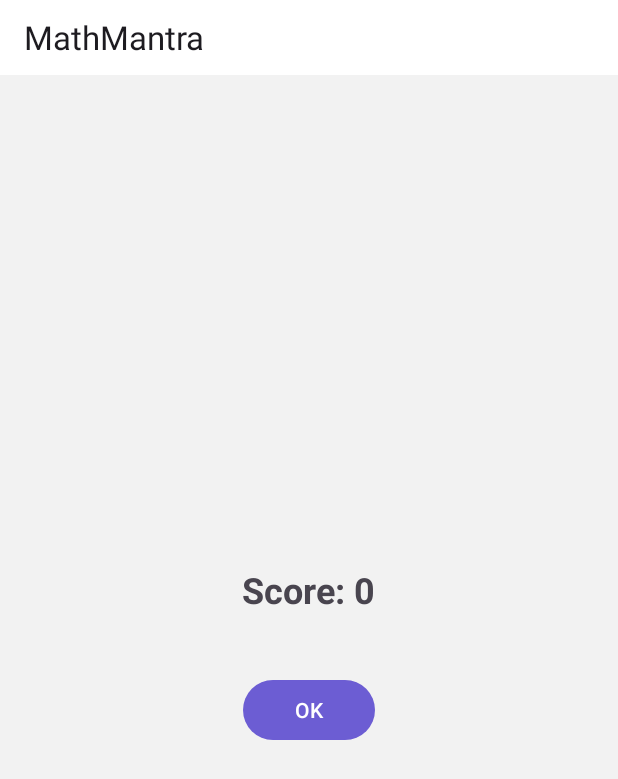
After one commit to shadil-rayyan/Math-Mantra, an Android app: the fragment EndScoreFragment placed in its activity, on a phone screen of 412 x 824 dp. The commit adds this screen. Shown: the top 779 px of the screen. Run offline under Robolectric (Android 15) with nearby library versions, the phone set to English and light mode, and no system bars.

Commit message:
feat(quickplay):added customtryagaindialog  showresultdialod end score fragement

```diff
--- /dev/null
+++ b/app/src/main/java/com/zendalona/mathsmanthra/utility/EndScoreFragment.kt
@@ -0,0 +1,80 @@
+package com.zendalona.mathsmanthra.ui
+
+import android.os.Bundle
+import android.os.Handler
+import android.os.Looper
+import android.view.*
+import androidx.activity.OnBackPressedCallback
+import androidx.fragment.app.Fragment
+import com.zendalona.mathsmanthra.databinding.FragmentEndScoreBinding
+
+class EndScoreFragment : Fragment() {
+
+    private var _binding: FragmentEndScoreBinding? = null
+    private val binding get() = _binding!!
+
+    private var score = 0
+    private var totalQuestions = 0
+    private var percentage = 0.0
+
+    private val handler = Handler(Looper.getMainLooper())
+    private val autoCloseRunnable = Runnable { goBack() }
+
+    override fun onCreate(savedInstanceState: Bundle?) {
+        super.onCreate(savedInstanceState)
+        setHasOptionsMenu(true)
+
+        arguments?.let {
+            score = it.getInt("score", 0).coerceAtLeast(0) // No negative score
+            totalQuestions = it.getInt("totalQuestions", 0)
+            percentage = it.getDouble("percentage", 0.0)
+        }
+
+        requireActivity().onBackPressedDispatcher.addCallback(this, object : OnBackPressedCallback(true) {
+            override fun handleOnBackPressed() = goBack()
+        })
+    }
+
+    override fun onCreateView(
+        inflater: LayoutInflater, container: ViewGroup?,
+        savedInstanceState: Bundle?
+    ): View {
+        _binding = FragmentEndScoreBinding.inflate(inflater, container, false)
+
+        binding.scoreTv.text = "Score: $score"
+//        binding.totalQuestionsTv.text = "Total Questions: $totalQuestions"
+//        binding.percentageTv.text = "Percentage: ${"%.2f".format(percentage)}%"
+//        binding.gradeTv.text = getFinalGrade(percentage)
+
+        // OK button goes back
+        binding.okButton.setOnClickListener {
+            goBack()
+        }
+
+        // Auto-close after 3 seconds
+        handler.postDelayed(autoCloseRunnable, 3000)
+
+        return binding.root
+    }
+
+    override fun onOptionsItemSelected(item: MenuItem): Boolean {
+        if (item.itemId == android.R.id.home) {
+            goBack()
+            return true
+        }
+        return super.onOptionsItemSelected(item)
+    }
+
+
+
+    private fun goBack() {
+        handler.removeCallbacks(autoCloseRunnable)
+        parentFragmentManager.popBackStack()
+    }
+
+    override fun onDestroyView() {
+        handler.removeCallbacks(autoCloseRunnable)
+        _binding = null
+        super.onDestroyView()
+    }
+}
--- /dev/null
+++ b/app/src/main/res/layout/fragment_end_score.xml
@@ -0,0 +1,26 @@
+<?xml version="1.0" encoding="utf-8"?>
+<LinearLayout
+    xmlns:android="http://schemas.android.com/apk/res/android"
+    android:orientation="vertical"
+    android:padding="24dp"
+    android:gravity="center"
+    android:layout_width="match_parent"
+    android:layout_height="match_parent">
+
+    <TextView
+        android:id="@+id/scoreTv"
+        android:textSize="24sp"
+        android:textStyle="bold"
+        android:layout_marginBottom="16dp"
+        android:layout_width="wrap_content"
+        android:layout_height="wrap_content"
+        android:text="Score:" />
+
+
+    <Button
+        android:id="@+id/okButton"
+        android:text="OK"
+        android:layout_marginTop="24dp"
+        android:layout_width="wrap_content"
+        android:layout_height="wrap_content" />
+</LinearLayout>
```
Also changed, not shown: app/src/main/java/com/zendalona/mathsmanthra/ui/QuickPlayFragment.kt (+161 -14 lines).
